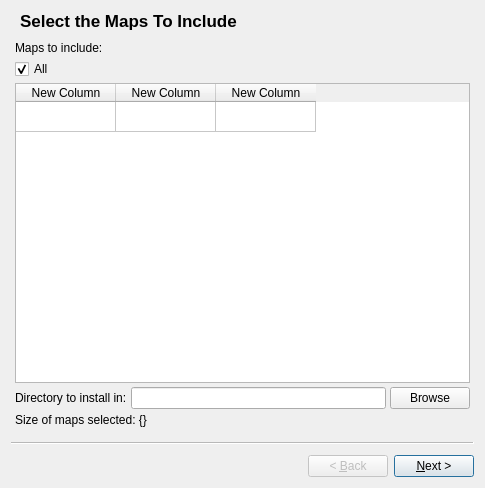
Qt form installer.ui (RamchandraApte/unvanquished-installer) before a commit.
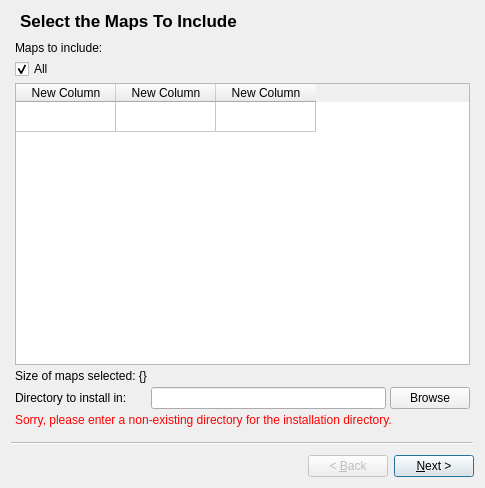
The same form after that commit. Icons and pictures are not drawn.

Commit message: Added validation of the installation directory.

The edit to the form file:
```diff
--- a/installer.ui
+++ b/installer.ui
@@ -47,13 +47,6 @@
       </property>
      </widget>
     </item>
-    <item row="4" column="0">
-     <widget class="QLabel" name="directoryToInstallInLabel">
-      <property name="text">
-       <string>Directory to install in:</string>
-      </property>
-     </widget>
-    </item>
     <item row="2" column="0">
      <widget class="QCheckBox" name="allCheckBox">
       <property name="text">
@@ -64,23 +57,6 @@
       </property>
      </widget>
     </item>
-    <item row="4" column="1">
-     <widget class="QLineEdit" name="directoryToInstallInLineEdit">
-      <property name="inputMethodHints">
-       <set>Qt::ImhNoPredictiveText|Qt::ImhUrlCharactersOnly</set>
-      </property>
-     </widget>
-    </item>
-    <item row="4" column="2">
-     <widget class="QPushButton" name="browseButton">
-      <property name="text">
-       <string>Browse</string>
-      </property>
-      <property name="flat">
-       <bool>false</bool>
-      </property>
-     </widget>
-    </item>
     <item row="3" column="0" colspan="3">
      <widget class="QTableWidget" name="mapsToIncludeTableWidget">
       <property name="styleSheet">
@@ -123,13 +99,44 @@
       </column>
      </widget>
     </item>
-    <item row="5" column="0" colspan="2">
+    <item row="5" column="1">
+     <widget class="QLineEdit" name="directoryToInstallInLineEdit">
+      <property name="inputMethodHints">
+       <set>Qt::ImhNoPredictiveText|Qt::ImhUrlCharactersOnly</set>
+      </property>
+     </widget>
+    </item>
+    <item row="5" column="2">
+     <widget class="QPushButton" name="browseButton">
+      <property name="text">
+       <string>Browse</string>
+      </property>
+      <property name="flat">
+       <bool>false</bool>
+      </property>
+     </widget>
+    </item>
+    <item row="5" column="0">
+     <widget class="QLabel" name="directoryToInstallInLabel">
+      <property name="text">
+       <string>Directory to install in:</string>
+      </property>
+     </widget>
+    </item>
+    <item row="4" column="0">
      <widget class="QLabel" name="sizeOfSelectedMapsLabel">
       <property name="text">
        <string>Size of maps selected: {}</string>
       </property>
      </widget>
     </item>
+    <item row="7" column="0" colspan="3">
+     <widget class="QLabel" name="invalidInstallDirLabel">
+      <property name="text">
+       <string>&lt;html&gt;&lt;head/&gt;&lt;body&gt;&lt;p&gt;&lt;span style=&quot; color:#ff0000;&quot;&gt;Sorry, please enter a non-existing directory for the installation directory.&lt;/span&gt;&lt;/p&gt;&lt;/body&gt;&lt;/html&gt;</string>
+      </property>
+     </widget>
+    </item>
    </layout>
   </widget>
   <widget class="QWizardPage" name="wizardPage2">
```
The commit also changes 1 other file.
